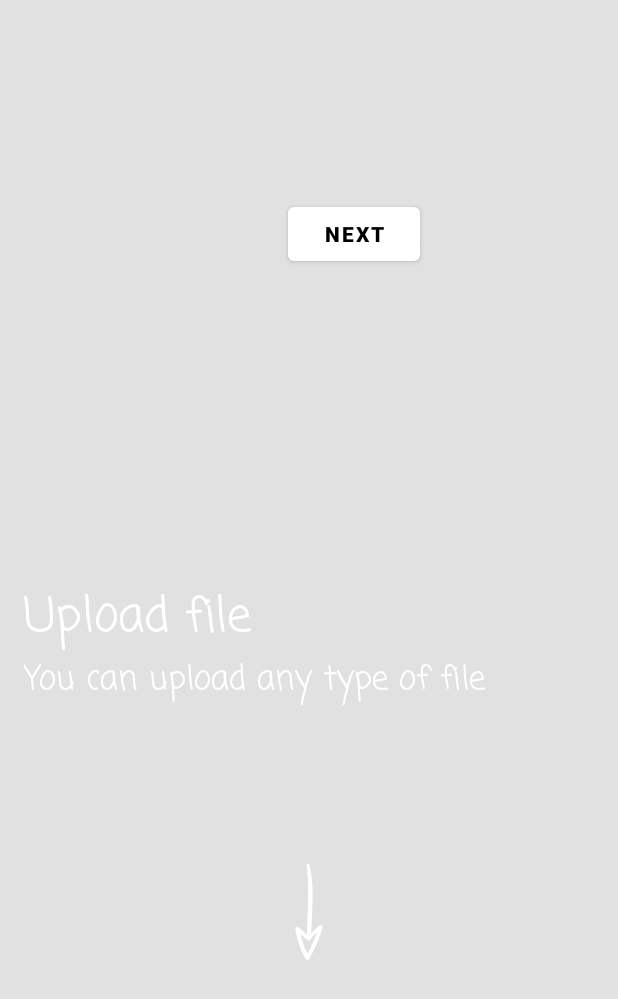
After one commit to code-gambit/VT-AndroidClient, an Android app: the layout home_first_spot.xml on its own in the app's theme, with its tools: preview values and no code run, on a phone screen of 412 x 824 dp. The commit adds this screen. Shown: the top 999 px of the screen. Run offline under Robolectric (Android 15) with nearby library versions, the phone set to English and light mode, and no system bars.

Commit message:
spotlight added for home fragment

```diff
--- a/app/build.gradle
+++ b/app/build.gradle
@@ -86,4 +86,6 @@ dependencies {
     annotationProcessor "com.github.bumptech.glide:compiler:$versions.glide"
 
     implementation "com.facebook.shimmer:shimmer:$versions.shimmer"
+
+    implementation "com.github.takusemba:spotlight:$versions.spotlight"
 }
--- /dev/null
+++ b/app/src/main/res/drawable/ic_up_arrow_free_style.xml
@@ -0,0 +1,9 @@
+<vector xmlns:android="http://schemas.android.com/apk/res/android"
+    android:width="512dp"
+    android:height="512dp"
+    android:viewportWidth="362.044"
+    android:viewportHeight="362.044">
+  <path
+      android:pathData="M193.626,3.672c-2.448,-4.896 -10.404,-4.896 -12.852,0c-20.808,37.944 -39.78,76.5 -50.796,118.116c-1.224,6.12 5.508,12.24 11.016,8.568c12.24,-8.568 22.644,-18.972 31.824,-31.212c-2.448,85.68 -14.076,174.42 6.12,258.876c1.224,6.12 11.627,4.896 11.015,-1.225c-11.015,-87.516 -2.447,-174.42 -1.224,-261.936c10.404,9.18 20.808,18.36 30.6,27.54c4.284,4.284 13.465,1.836 12.853,-5.508C227.285,76.5 213.821,38.556 193.626,3.672zM186.894,76.5c-3.672,-5.508 -14.076,-4.284 -14.076,4.284c0,0.612 0,1.224 0,1.224c-7.344,7.344 -14.076,14.688 -22.032,22.032c9.792,-28.152 22.032,-54.468 36.107,-80.784c12.24,23.868 21.42,48.348 26.316,74.664c-6.732,-6.12 -14.076,-12.24 -20.809,-18.972C191.178,76.5 188.729,75.888 186.894,76.5z"
+      android:fillColor="#ffffff"/>
+</vector>
--- /dev/null
+++ b/app/src/main/res/layout/home_first_spot.xml
@@ -0,0 +1,41 @@
+<?xml version="1.0" encoding="utf-8"?>
+<RelativeLayout xmlns:android="http://schemas.android.com/apk/res/android"
+    xmlns:tools="http://schemas.android.com/tools"
+    android:layout_width="match_parent"
+    android:layout_height="match_parent">
+
+    <TextView
+        android:id="@+id/title_text"
+        android:layout_width="wrap_content"
+        android:layout_height="wrap_content"
+        android:layout_centerVertical="true"
+        android:text="@string/upload_file"
+        style="@style/spotlight.txt.large"/>
+
+    <TextView
+        android:id="@+id/info_text"
+        android:layout_width="wrap_content"
+        android:layout_height="wrap_content"
+        android:layout_below="@id/title_text"
+        android:text="@string/you_can_upload_any_type_of_file"
+        style="@style/spotlight.txt.small"/>
+
+    <com.google.android.material.button.MaterialButton
+        android:id="@+id/next_button"
+        android:layout_width="wrap_content"
+        android:layout_height="wrap_content"
+        android:layout_alignParentEnd="true"
+        android:layout_margin="132dp"
+        style="@style/spotlight.next.button"
+        tools:ignore="RelativeOverlap" />
+
+    <ImageView
+        android:layout_width="64dp"
+        android:layout_height="64dp"
+        android:layout_centerHorizontal="true"
+        android:layout_alignParentBottom="true"
+        android:layout_marginBottom="184dp"
+        android:src="@drawable/ic_up_arrow_free_style"
+        android:rotation="180"
+        tools:ignore="ContentDescription" />
+</RelativeLayout>
--- a/app/src/main/res/values/colors.xml
+++ b/app/src/main/res/values/colors.xml
@@ -30,4 +30,6 @@
 
     <color name="placeholder_shimmer_bg">#dddddd</color>
 
+    <color name="spotlightBackground">#E9000000</color>
+
 </resources>
--- a/app/src/main/res/values/strings.xml
+++ b/app/src/main/res/values/strings.xml
@@ -49,4 +49,11 @@
     <string name="camera">Camera</string>
     <string name="document">Document</string>
     <string name="filter_by_date">Filter By Date</string>
+    <string name="currently_you_dont_have_any_file_add_file">No files yet uploaded\nAdd File</string>
+    <string name="search_files">Search files</string>
+    <string name="you_can_search_any_file_uploaded_any_time">You can search any file\nuploaded any time</string>
+    <string name="upload_file">Upload file</string>
+    <string name="you_can_upload_any_type_of_file">You can upload any type of file</string>
+    <string name="or_you_can_filter_files_based_on_dates_they_were_uploaded">or you can filter files\nbased on dates they were uploaded</string>
+    <string name="use_filters">Use filters</string>
 </resources>
--- a/app/src/main/res/values/themes.xml
+++ b/app/src/main/res/values/themes.xml
@@ -114,4 +114,25 @@
         <item name="cornerFamily">rounded</item>
     </style>
 
+    <style name="spotlight.next.button" parent="Widget.MaterialComponents.Button">
+        <item name="android:text">Next</item>
+        <item name="android:textColor">@color/raw_black</item>
+        <item name="android:textStyle">bold</item>
+        <item name="backgroundTint">@color/raw_white</item>
+    </style>
+
+    <style name="spotlight.txt" parent="Widget.AppCompat.TextView">
+        <item name="android:textColor">@color/raw_white</item>
+        <item name="fontFamily">casual</item>
+        <item name="android:layout_marginStart">@dimen/root_side_margin</item>
+    </style>
+
+    <style name="spotlight.txt.large" parent="spotlight.txt">
+        <item name="android:textSize">32sp</item>
+    </style>
+
+    <style name="spotlight.txt.small" parent="spotlight.txt">
+        <item name="android:textSize">22sp</item>
+    </style>
+
 </resources>
--- a/build.gradle
+++ b/build.gradle
@@ -15,6 +15,7 @@ buildscript {
     versions.timber = '4.7.1'
     versions.glide = '4.12.0'
     versions.shimmer = '0.5.0'
+    versions.spotlight = '2.0.5'
 
     repositories {
         google()
```
Also changed, not shown: app/src/main/java/com/github/code/gambit/ui/MainActivity.kt (+18 -0 lines), app/src/main/java/com/github/code/gambit/ui/fragment/HomeFragment.kt (+66 -3 lines), app/src/main/res/drawable/illus_add_file.xml (added, +78 -0 lines), app/src/main/res/drawable/illus_error.xml (added, +63 -0 lines), app/src/main/res/layout/error_layout.xml (added, +19 -0 lines), app/src/main/res/layout/fragment_home.xml (+29 -0 lines), app/src/main/res/layout/home_second_spot.xml (added, +46 -0 lines).
